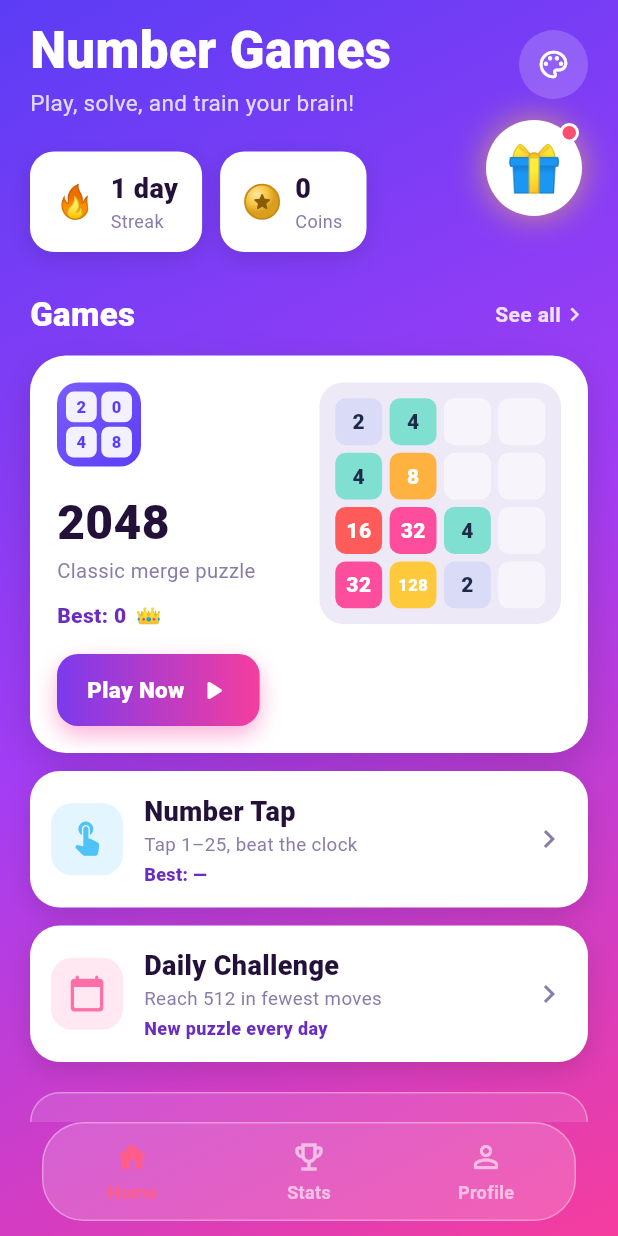
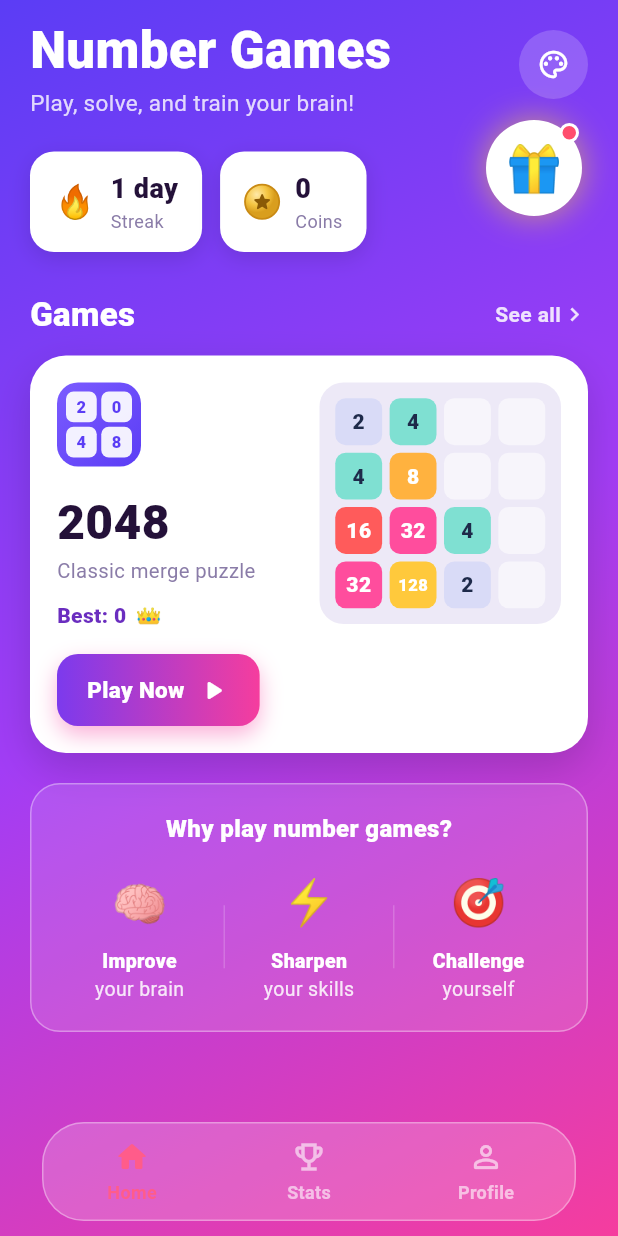
Before and after one commit to pawan-swoyef/2048, a Flutter app: the screen it shows after launch, on a phone screen of 412 x 824 dp. Run offline on Flutter 3.47's test engine with Material 3 defaults, Android fonts, the phone set to English and light mode, and no system bars; our stand-ins replace audioplayers, google_mobile_ads, in_app_purchase, share_plus, shared_preferences.

Commit message:
feat(hub): move game list behind "See all"
Hub now shows only the featured game; the other games are no longer
inline. Tapping "See all" opens a new All Games screen listing every
game (reusable GameCompactCard). Cleaner home, scales as games grow.

Co-Authored-By: Claude Opus 4.8 <noreply@anthropic.com>

```diff
--- a/lib/ui/hub/hub_screen.dart
+++ b/lib/ui/hub/hub_screen.dart
@@ -9,6 +9,7 @@ import '../engagement/reward_toast.dart';
 import '../engagement/streak_sheet.dart';
 import '../theme_controller.dart';
 import '../theme_picker.dart';
+import 'all_games_screen.dart';
 import 'game_registry.dart';
 
 // Text colors used on the white cards (kept readable across themes).
@@ -93,6 +94,12 @@ class _HubScreenState extends State<HubScreen> {
     _loadBests();
   }
 
+  Future<void> _openAllGames() async {
+    await Navigator.of(context)
+        .push(MaterialPageRoute(builder: (_) => const AllGamesScreen()));
+    _loadBests();
+  }
+
   @override
   Widget build(BuildContext context) {
     final theme = ThemeScope.of(context);
@@ -123,10 +130,6 @@ class _HubScreenState extends State<HubScreen> {
                             _gamesHeader(theme),
                             const SizedBox(height: 12),
                             _featuredCard(theme, kGames.first),
-                            for (final g in kGames.skip(1)) ...[
-                              const SizedBox(height: 12),
-                              _compactCard(theme, g),
-                            ],
                             const SizedBox(height: 20),
                             _whyCard(theme),
                           ],
@@ -284,7 +287,10 @@ class _HubScreenState extends State<HubScreen> {
                 fontWeight: FontWeight.w900,
                 color: theme.onBackground)),
         const Spacer(),
-        Row(
+        GestureDetector(
+          onTap: _openAllGames,
+          behavior: HitTestBehavior.opaque,
+          child: Row(
             children: [
               Text('See all',
                   style: TextStyle(
@@ -294,6 +300,7 @@ class _HubScreenState extends State<HubScreen> {
               Icon(Icons.chevron_right,
                   size: 18, color: theme.onBackground.withValues(alpha: 0.85)),
             ],
+          ),
         ),
       ],
     );
@@ -348,59 +355,6 @@ class _HubScreenState extends State<HubScreen> {
             ),
             const SizedBox(width: 14),
             Expanded(child: _boardPreview(theme)),
-          ],
-        ),
-      ),
-    );
-  }
-
-  Widget _compactCard(GameTheme theme, GameInfo game) {
-    return GestureDetector(
-      onTap: () => _openGame(game),
-      child: Container(
-        padding: const EdgeInsets.all(14),
-        decoration: BoxDecoration(
-          color: Colors.white,
-          borderRadius: BorderRadius.circular(20),
-          boxShadow: [
-            BoxShadow(
-                color: Colors.black.withValues(alpha: 0.12),
-                blurRadius: 14,
-                offset: const Offset(0, 6)),
-          ],
-        ),
-        child: Row(
-          children: [
-            Container(
-              width: 48,
-              height: 48,
-              decoration: BoxDecoration(
-                color: game.accent.withValues(alpha: 0.16),
-                borderRadius: BorderRadius.circular(14),
-              ),
-              child: Icon(game.icon, color: game.accent, size: 26),
-            ),
-            const SizedBox(width: 14),
-            Expanded(
-              child: Column(
-                crossAxisAlignment: CrossAxisAlignment.start,
-                mainAxisSize: MainAxisSize.min,
-                children: [
-                  Text(game.title,
-                      style: const TextStyle(
-                          fontSize: 18,
-                          fontWeight: FontWeight.w900,
-                          color: _cardTitle)),
-                  Text(game.subtitle,
-                      style: const TextStyle(fontSize: 12.5, color: _cardSub)),
-                  const SizedBox(height: 2),
-                  Text(game.bestText(_bests[game.id] ?? 0),
-                      style: const TextStyle(
-                          fontSize: 12, fontWeight: FontWeight.w800, color: _accent)),
-                ],
-              ),
-            ),
-            const Icon(Icons.chevron_right, color: _cardSub),
           ],
         ),
       ),
```
Also changed, not shown: lib/ui/hub/all_games_screen.dart (added, +94 -0 lines), lib/ui/hub/game_card.dart (added, +77 -0 lines), 2 other files. Lines whose indentation alone changed are shown as unchanged.
